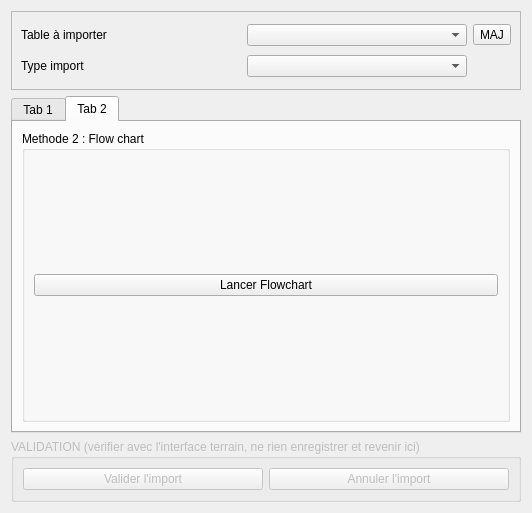
First picture: the form in config/base3/qgswidgets/lamia_tool_import_ui.ui, repository Artelia/Lamia, before the edit.
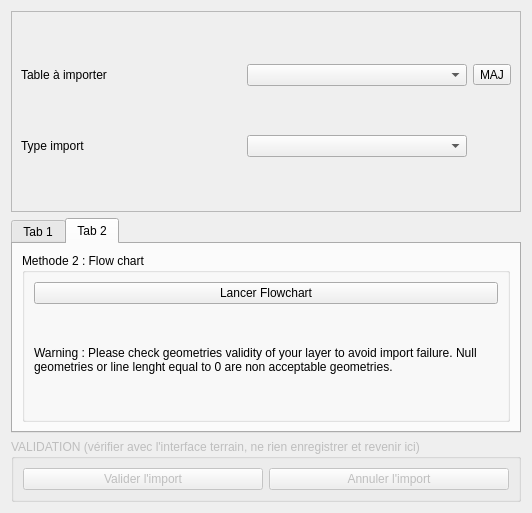
Second picture: the form after the edit.

Diff of the .ui file:
```diff
--- a/config/base3/qgswidgets/lamia_tool_import_ui.ui
+++ b/config/base3/qgswidgets/lamia_tool_import_ui.ui
@@ -109,6 +109,16 @@
             </property>
            </widget>
           </item>
+          <item>
+           <widget class="QLabel" name="label_3">
+            <property name="text">
+             <string>Warning : Please check geometries validity of your layer to avoid import failure. Null geometries or line lenght equal to 0 are non acceptable geometries.</string>
+            </property>
+            <property name="wordWrap">
+             <bool>true</bool>
+            </property>
+           </widget>
+          </item>
          </layout>
         </widget>
        </item>
```
